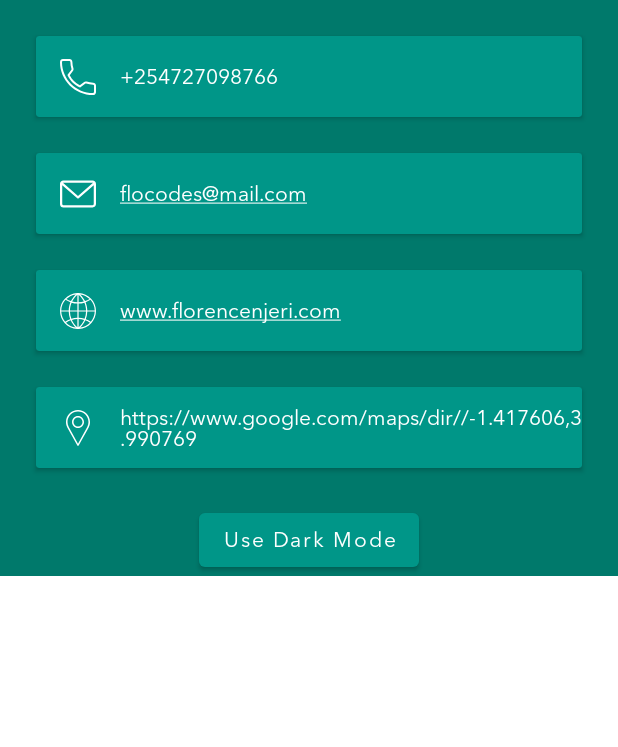
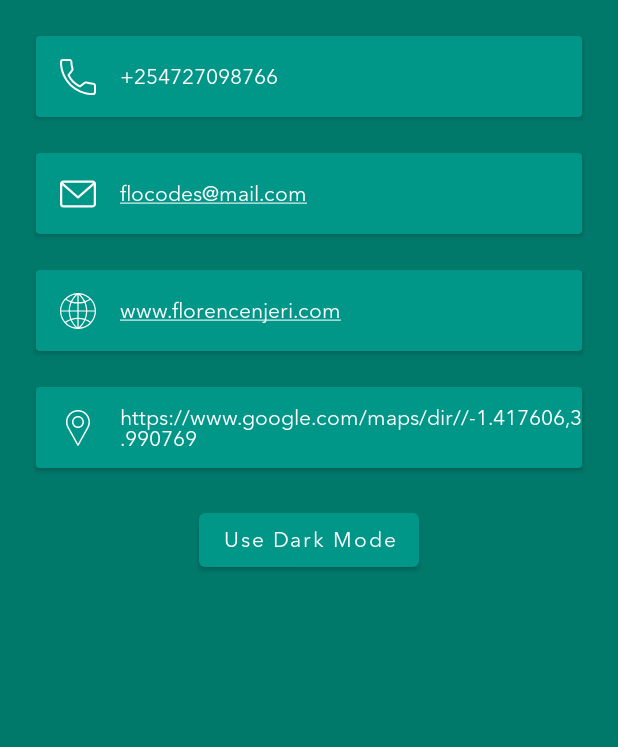
Before and after one commit to Florence-Njeri/RWAndroidBootcampSummer2020, an Android app: the screen it shows after launch (MainActivity), on a phone screen of 412 x 824 dp, the part 489-1236 px from its top. Run offline under Robolectric (Android 15) with nearby library versions, the phone set to English and light mode, and no system bars.

Commit message:
add android:fillViewport=true to ScrollView for the height to match-parent

```diff
--- a/Week3/app/src/main/res/layout/activity_main.xml
+++ b/Week3/app/src/main/res/layout/activity_main.xml
@@ -3,7 +3,8 @@
     xmlns:app="http://schemas.android.com/apk/res-auto"
     xmlns:tools="http://schemas.android.com/tools"
     android:layout_width="match_parent"
-    android:layout_height="fill_parent">
+    android:layout_height="match_parent"
+    android:fillViewport="true">
 
     <androidx.constraintlayout.widget.ConstraintLayout
         android:layout_width="match_parent"
```
